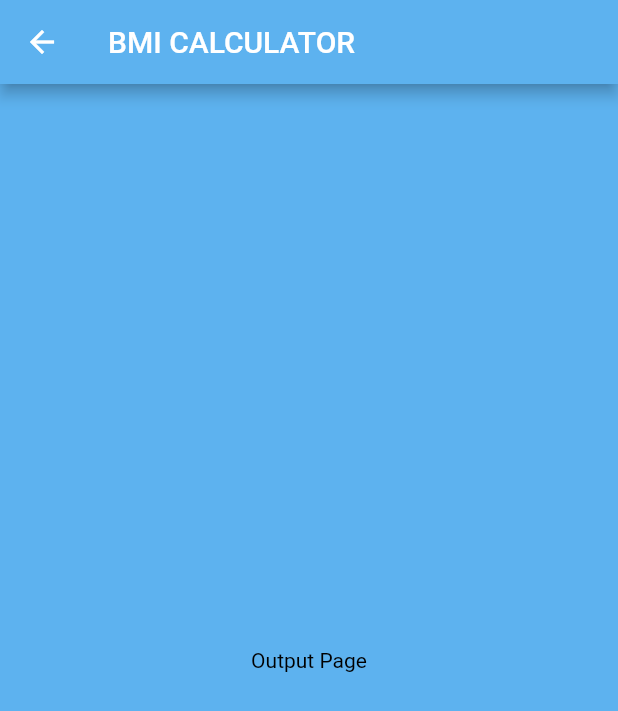
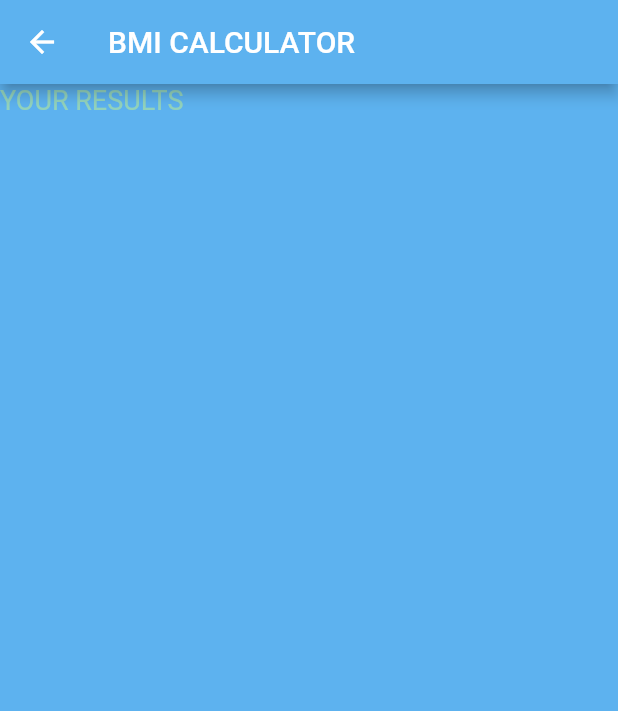
Before and after one commit to matatoMatata94/BMI_calculator_clone, a Flutter app: the OutputPage screen opened by its route, on a phone screen of 412 x 824 dp. Shown: the top 711 px of the screen. Run offline on Flutter 3.47's test engine with Material 2 defaults, Android fonts, the phone set to English and light mode, and no system bars; our stand-ins replace font_awesome_flutter.

Commit message:
Update output_page

```diff
--- a/lib/output_page.dart
+++ b/lib/output_page.dart
@@ -1,3 +1,4 @@
+import 'package:bmi_calculator/constants.dart';
 import 'package:flutter/material.dart';
 
 class OutputPage extends StatelessWidget {
@@ -7,10 +8,12 @@ class OutputPage extends StatelessWidget {
       appBar: AppBar(
         title: Text('BMI CALCULATOR'),
       ),
-      body: Container(
-        child: Center(
-          child: Text('Output Page'),
-        ),
+      body: Column(
+        children: [
+          Container(
+            child: Text('YOUR RESULTS', style: kCardTextStyle,),
+          ),
+        ],
       ),
     );
   }
```
